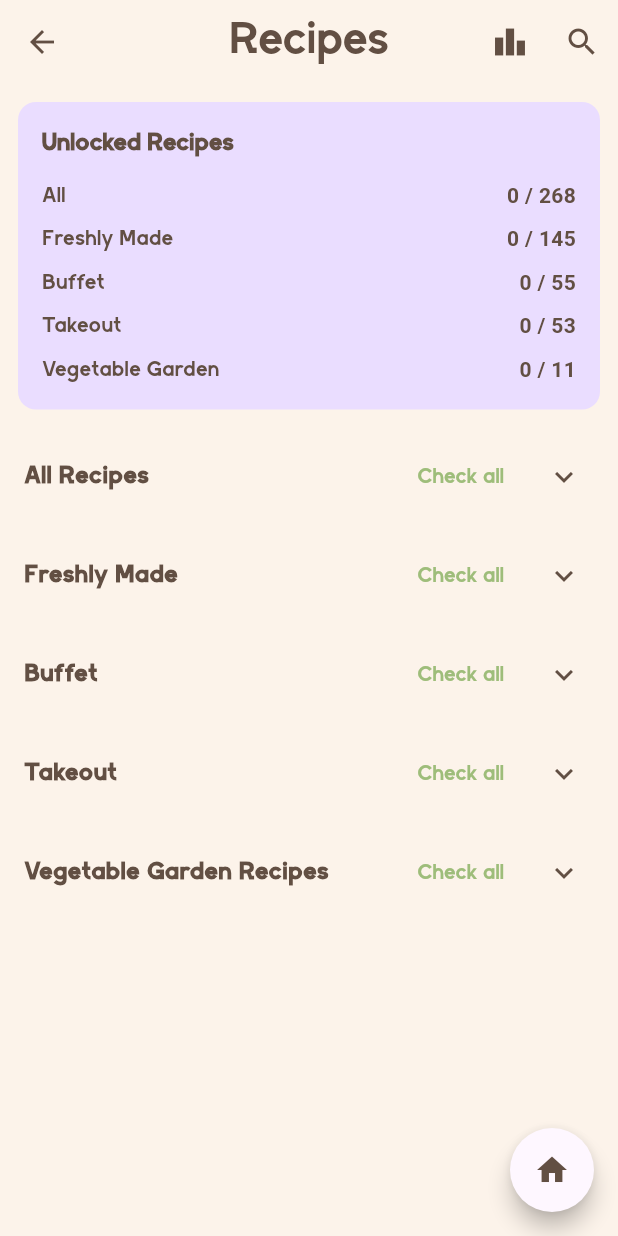
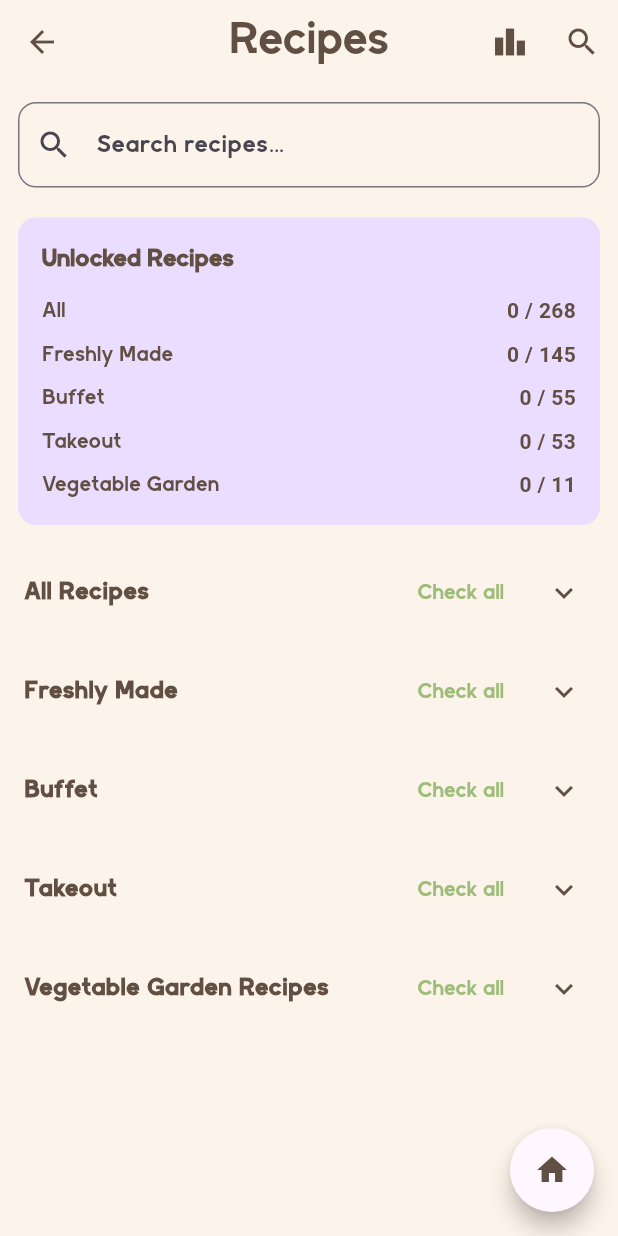
Before and after one commit to zawmbi/animal-restaurant-tracker-app, a Flutter app: the DishesPage screen opened directly, on a phone screen of 412 x 824 dp. Run offline on Flutter 3.47's test engine with Material 3 defaults, Android fonts, the phone set to English and light mode, and no system bars; our stand-ins replace auto_size_text, cloud_firestore, equatable, firebase_auth, firebase_core, flutter_local_notifications and 5 more; accounts and stored records are empty; project files that could hold a hidden picture were left out.

Commit message:
Add search to the list pages that had none
Only the mementos, staff and global search pages let you type to filter.
Every other list was scroll-only, including the largest ones: facilities
(2,191), courtyard (1,336), customers (613), recipes (263) and letters
(257).

A shared SearchField widget now backs all of them, so search looks and
behaves the same everywhere rather than growing a third variant. Matching
is word-wise and case-insensitive, so "white bun" and "bunny white" both
find White Bunny.

Added to: customers, booth owners, letters, movies, recipes, facilities,
courtyard and redemption codes. Each searches the fields a player would
actually type: names and ids everywhere, plus descriptions, tags and
season for customers, group and series for facilities, and required fish
names for booth owners, which is how a player thinks about which owner
they are hunting.

Detail pages are left alone; they show one entity and have nothing to
filter.

Also fixes a latent bug found while wiring redemption codes: when the
"active only" filter was off, the list handed the shared source list
straight to _sortItems, which sorts in place. It now always filters into
a new list first.

Not compiled or analyzed: no Flutter toolchain in this environment.

Co-Authored-By: Claude Opus 5 <noreply@anthropic.com>
Claude-Session: https://claude.ai/code/session_019x5u6mJ6C2YHGeAs7ta3ym

```diff
--- a/lib/features/dishes/ui/dishes_page.dart
+++ b/lib/features/dishes/ui/dishes_page.dart
@@ -7,6 +7,7 @@ import '../data/dishes_repository.dart';
 import '../model/dish.dart';
 import 'dish_detail_page.dart';
 import 'dish_leaderboard_page.dart';
+import '../../shared/widgets/search_field.dart';
 
 class DishesPage extends StatefulWidget {
   const DishesPage({super.key});
@@ -15,6 +16,8 @@ class DishesPage extends StatefulWidget {
 }
 
 class _DishesPageState extends State<DishesPage> {
+  String _query = '';
+
   final repo = DishesRepository.instance;
   final store = UnlockedStore.instance; // bucket: 'dish'
 
@@ -87,7 +90,12 @@ class _DishesPageState extends State<DishesPage> {
             );
           }
 
-          final dishes = snap.data ?? const <Dish>[];
+          final dishes = (snap.data ?? const <Dish>[])
+              .where((d) => matchesQuery(
+                    _query,
+                    '${d.name} ${d.id} ${d.description} ${d.sections.join(' ')}',
+                  ))
+              .toList();
 
           final freshlyMade = dishes.where(_isFreshlyMade).toList();
           final buffet = dishes.where(_isBuffet).toList();
@@ -107,6 +115,10 @@ class _DishesPageState extends State<DishesPage> {
               return SingleChildScrollView(
                 child: Column(
                   children: [
+                    SearchField(
+                      hintText: 'Search recipes…',
+                      onChanged: (v) => setState(() => _query = v),
+                    ),
                     // Unlocked counts header
                     Container(
                       margin: const EdgeInsets.all(12),
--- /dev/null
+++ b/lib/features/shared/widgets/search_field.dart
@@ -0,0 +1,92 @@
+// lib/features/shared/widgets/search_field.dart
+
+import 'package:flutter/material.dart';
+
+/// The app's one search box.
+///
+/// Pages had grown three slightly different search fields (different borders,
+/// some with a clear button and some without) and most list pages had none at
+/// all. This is the shared one so every page searches the same way and looks
+/// the same doing it.
+///
+/// Filtering is caller-side: pass [onChanged] and filter your own list. The
+/// clear button empties the field and reports an empty query, so callers never
+/// need to special-case it.
+class SearchField extends StatefulWidget {
+  const SearchField({
+    super.key,
+    required this.hintText,
+    required this.onChanged,
+    this.padding = const EdgeInsets.fromLTRB(12, 12, 12, 8),
+  });
+
+  /// What this page searches, e.g. 'Search customers…'.
+  final String hintText;
+
+  final ValueChanged<String> onChanged;
+
+  final EdgeInsets padding;
+
+  @override
+  State<SearchField> createState() => _SearchFieldState();
+}
+
+class _SearchFieldState extends State<SearchField> {
+  final _controller = TextEditingController();
+
+  @override
+  void dispose() {
+    _controller.dispose();
+    super.dispose();
+  }
+
+  void _handle(String value) {
+    // Rebuild so the clear button appears/disappears with the text.
+    setState(() {});
+    widget.onChanged(value);
+  }
+
+  @override
+  Widget build(BuildContext context) {
+    return Padding(
+      padding: widget.padding,
+      child: TextField(
+        controller: _controller,
+        decoration: InputDecoration(
+          hintText: widget.hintText,
+          prefixIcon: const Icon(Icons.search),
+          suffixIcon: _controller.text.isEmpty
+              ? null
+              : IconButton(
+                  tooltip: 'Clear',
+                  icon: const Icon(Icons.clear),
+                  onPressed: () {
+                    _controller.clear();
+                    _handle('');
+                  },
+                ),
+          border: OutlineInputBorder(
+            borderRadius: BorderRadius.circular(12),
+          ),
+        ),
+        onChanged: _handle,
+      ),
+    );
+  }
+}
+
+/// Case-insensitive "every word in the query appears somewhere in [haystack]".
+///
+/// Word-wise rather than substring so "white bun" finds "White Bunny" and
+/// "bunny white" finds it too. Callers join whatever fields should be
+/// searchable into [haystack].
+bool matchesQuery(String query, String haystack) {
+  final q = query.trim().toLowerCase();
+  if (q.isEmpty) return true;
+  final h = haystack.toLowerCase();
+  for (final word in q.split(RegExp(r'\s+'))) {
+    if (word.isEmpty) continue;
+    if (!h.contains(word)) return false;
+  }
+  return true;
+}
```
Also changed, not shown: lib/features/courtyard/ui/courtyard_page.dart (+16 -4 lines), lib/features/customers/ui/booth_owners_page.dart (+26 -0 lines), lib/features/customers/ui/customers_page.dart (+16 -1 lines), lib/features/facilities/ui/facilities_page.dart (+10 -1 lines), lib/features/letters/ui/letters_page.dart (+14 -1 lines), lib/features/movies/ui/movies_page.dart (+15 -3 lines), lib/features/redemption_codes/ui/redemption_codes_page.dart (+17 -5 lines).
